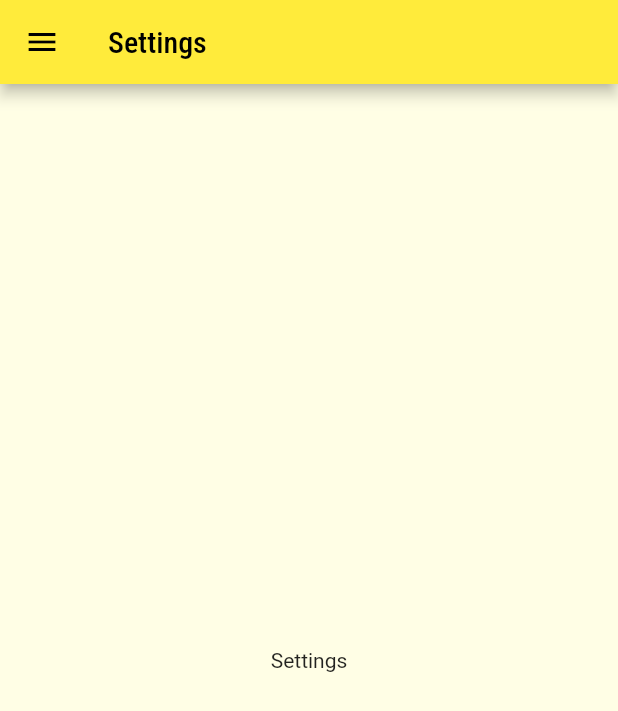
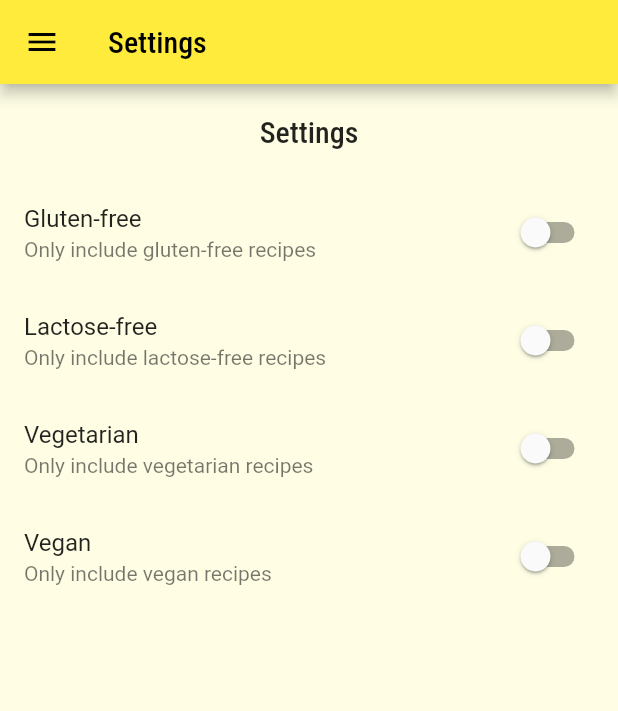
Before and after one commit to EduardoRenz/Flutter-Recipies-App, a Flutter app: the SettingsScreen screen opened by its route, on a phone screen of 412 x 824 dp. Shown: the top 711 px of the screen. Run offline on Flutter 3.47's test engine with Material 2 defaults, Android fonts, the phone set to English and light mode, and no system bars; network calls fail.

Commit message:
Added filtering meals

```diff
--- a/lib/main.dart
+++ b/lib/main.dart
@@ -1,13 +1,38 @@
 import 'package:flutter/material.dart';
+import 'package:recipies/models/meal.dart';
+import 'package:recipies/models/settings.dart';
 import 'package:recipies/screens/meal_detail_screen.dart';
 import 'package:recipies/screens/settings_screen.dart';
 import 'package:recipies/screens/tabs_screen.dart';
 import 'package:recipies/utils/app_routes.dart';
+import 'data/dummy_data.dart';
 import 'screens/categories_meals_screen.dart';
 
 void main() => runApp(MyApp());
 
-class MyApp extends StatelessWidget {
+class MyApp extends StatefulWidget {
+  @override
+  State<MyApp> createState() => _MyAppState();
+}
+
+class _MyAppState extends State<MyApp> {
+  List<Meal> _avaliableMeals = DUMMY_MEALS;
+
+  void _filterMeals(Settings settings) {
+    setState(() {
+      _avaliableMeals = DUMMY_MEALS.where((meal) {
+        final filterGlutten = settings.isGlutenFree && !meal.isGlutenFree;
+        final filterLactose = settings.isLactoseFree && !meal.isLactoseFree;
+        final filterVegan = settings.isVegan && !meal.isVegan;
+        final filterVegetarian = settings.isVegetarian && !meal.isVegetarian;
+        return !filterGlutten &&
+            !filterLactose &&
+            !filterVegan &&
+            !filterVegetarian;
+      }).toList();
+    });
+  }
+
   @override
   Widget build(BuildContext context) {
     return MaterialApp(
@@ -25,9 +50,10 @@ class MyApp extends StatelessWidget {
       ),
       routes: {
         AppRoutes.HOME: (ctx) => const TabsScreen(),
-        AppRoutes.CATEGORIES_MEALS: (ctx) => CategoriesMealsScreen(),
+        AppRoutes.CATEGORIES_MEALS: (ctx) =>
+            CategoriesMealsScreen(_avaliableMeals),
         AppRoutes.MEAL_DETAIL: (ctx) => MealDetailScreen(),
-        AppRoutes.SETTINGS: (ctx) => SettingsScreen(),
+        AppRoutes.SETTINGS: (ctx) => SettingsScreen(_filterMeals),
       },
     );
   }
--- /dev/null
+++ b/lib/models/settings.dart
@@ -0,0 +1,13 @@
+class Settings {
+  bool isGlutenFree;
+  bool isLactoseFree;
+  bool isVegan;
+  bool isVegetarian;
+
+  Settings({
+    this.isGlutenFree = false,
+    this.isLactoseFree = false,
+    this.isVegan = false,
+    this.isVegetarian = false,
+  });
+}
--- a/lib/screens/meal_detail_screen.dart
+++ b/lib/screens/meal_detail_screen.dart
@@ -79,6 +79,12 @@ class MealDetailScreen extends StatelessWidget {
           )
         ]),
       ),
+      floatingActionButton: FloatingActionButton(
+        child: Icon(Icons.star),
+        onPressed: () {
+          Navigator.of(context).pop(meal);
+        },
+      ),
     );
   }
 }
--- a/lib/screens/settings_screen.dart
+++ b/lib/screens/settings_screen.dart
@@ -1,17 +1,93 @@
 import 'package:flutter/material.dart';
 import 'package:recipies/components/main_drawer.dart';
+import 'package:recipies/models/settings.dart';
 
-class SettingsScreen extends StatelessWidget {
+class SettingsScreen extends StatefulWidget {
+  final Function(Settings settings) onSettingsChanged;
+
+  const SettingsScreen(this.onSettingsChanged);
+
+  @override
+  State<SettingsScreen> createState() => _SettingsScreenState();
+}
+
+class _SettingsScreenState extends State<SettingsScreen> {
+  Settings settings = Settings();
+
+  Widget _createSwitch(
+      String title, String subtitle, bool value, Function(bool) onChanged) {
+    return SwitchListTile.adaptive(
+        title: Text(title),
+        subtitle: Text(subtitle),
+        value: value,
+        onChanged: (value) {
+          onChanged(value);
+          widget.onSettingsChanged(settings);
+        });
+  }
+
   @override
   Widget build(BuildContext context) {
     return Scaffold(
-      appBar: AppBar(
-        title: const Text('Settings'),
-      ),
-      drawer: MainDrawer(),
-      body: const Center(
-        child: Text('Settings'),
-      ),
-    );
+        appBar: AppBar(
+          title: const Text('Settings'),
+        ),
+        drawer: MainDrawer(),
+        body: Column(
+          children: [
+            Container(
+              padding: const EdgeInsets.all(20),
+              child: Text(
+                'Settings',
+                style: Theme.of(context).textTheme.headline6,
+              ),
+            ),
+            Expanded(
+                child: ListView(
+              children: [
+                _createSwitch(
+                  'Gluten-free',
+                  'Only include gluten-free recipes',
+                  settings.isGlutenFree,
+                  (newValue) {
+                    setState(() {
+                      settings.isGlutenFree = newValue;
+                    });
+                  },
+                ),
+                _createSwitch(
+                  'Lactose-free',
+                  'Only include lactose-free recipes',
+                  settings.isLactoseFree,
+                  (newValue) {
+                    setState(() {
+                      settings.isLactoseFree = newValue;
+                    });
+                  },
+                ),
+                _createSwitch(
+                  'Vegetarian',
+                  'Only include vegetarian recipes',
+                  settings.isVegetarian,
+                  (newValue) {
+                    setState(() {
+                      settings.isVegetarian = newValue;
+                    });
+                  },
+                ),
+                _createSwitch(
+                  'Vegan',
+                  'Only include vegan recipes',
+                  settings.isVegan,
+                  (newValue) {
+                    setState(() {
+                      settings.isVegan = newValue;
+                    });
+                  },
+                ),
+              ],
+            ))
+          ],
+        ));
   }
 }
```
Also changed, not shown: lib/screens/categories_meals_screen.dart (+6 -2 lines).
